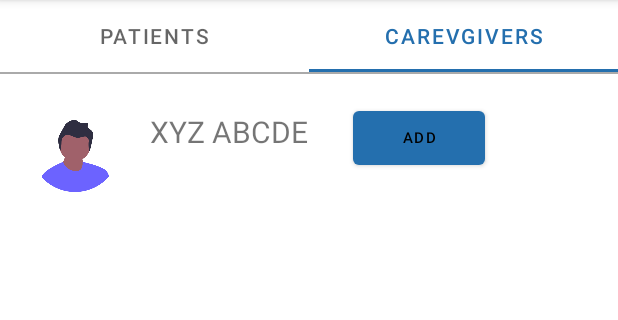
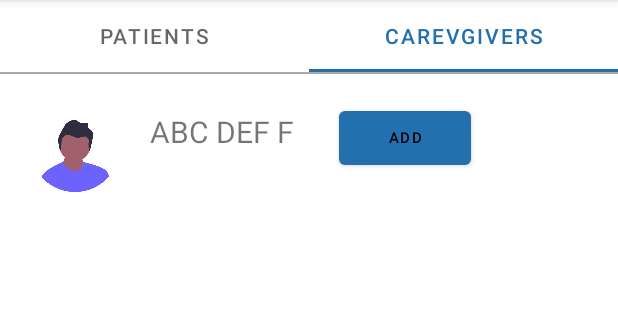
Before and after one commit to RheaAdh/Destress, an Android app: the PatientFragment screen opened directly, with no data from a screen before it, tab 2 chosen, on a phone screen of 412 x 824 dp, the part 84-404 px from its top. Run offline under Robolectric (Android 15) with nearby library versions, the phone set to English and light mode, and no system bars.

Commit message:
fragment issue

```diff
--- a/app/src/main/java/com/example/stressmanagementapp/CareGiverFragment.java
+++ b/app/src/main/java/com/example/stressmanagementapp/CareGiverFragment.java
@@ -1,19 +1,83 @@
 package com.example.stressmanagementapp;
 
+import android.content.Context;
+import android.content.Intent;
 import android.os.Bundle;
 
 import androidx.fragment.app.Fragment;
 
+import android.util.Log;
 import android.view.LayoutInflater;
 import android.view.View;
 import android.view.ViewGroup;
+import android.widget.AdapterView;
+import android.widget.ListView;
+import android.widget.TextView;
+
+import java.util.ArrayList;
 
 public class CareGiverFragment extends Fragment {
-
 
     @Override
     public View onCreateView(LayoutInflater inflater, ViewGroup container,
                              Bundle savedInstanceState) {
+
+        View root;
+        root = inflater.inflate(R.layout.fragment_care_givers, container, false);
+
+        ListView listViewCaregivers = root.findViewById(R.id.listViewCaregivers);
+
+
+        ArrayList<Person> personArrayList = new ArrayList<>();
+        personArrayList.add(new Person(R.drawable.girl,"Rhea Adhikari","200","5000","rheadhikari@gmail.com","caregiver"));
+        personArrayList.add(new Person(R.drawable.boy,"Pranshul Goyal","300","7000","pranshul@gmail.com","caregiver"));
+        personArrayList.add(new Person(R.drawable.girl,"Juhi Mehta","100","9000","juhi@gmail.com","caregiver"));
+        personArrayList.add(new Person(R.drawable.girl,"ABC","100","9000","abc@gmail.com","patient"));
+
+        ArrayList<Person> caregiversArrayList = new ArrayList<>();
+
+        for(int i=0;i<personArrayList.size();i++){
+            if(personArrayList.get(i).role == "caregiver" ) {
+                caregiversArrayList.add(personArrayList.get(i));
+//                Log.d("person i",caregiversArrayList.get(i).getName());
+            }
+        }
+
+
+        PersonAdapter personAdapter2 = new PersonAdapter(root.getContext(),R.layout.list_row_admin,caregiversArrayList);
+        listViewCaregivers.setAdapter(personAdapter2);
+
+        listViewCaregivers.setOnItemClickListener(new AdapterView.OnItemClickListener() {
+            @Override
+            public void onItemClick(AdapterView<?> adapterView, View view, int i, long l) {
+                Intent intent = new Intent(root.getContext(), Profile.class);
+                TextView tv = (TextView)view.findViewById(R.id.txtCard1);
+                String name = tv.getText().toString();
+                intent.putExtra("name",name);
+
+                TextView tv2 = (TextView)view.findViewById(R.id.txtSteps);
+                String steps = tv2.getText().toString();
+                intent.putExtra("steps",steps);
+
+                TextView tv3 = (TextView)view.findViewById(R.id.txtEmail);
+                String email = tv3.getText().toString();
+                intent.putExtra("email",email);
+
+                TextView tv4 = (TextView)view.findViewById(R.id.txtTime);
+                String time = tv4.getText().toString();
+                intent.putExtra("time",time);
+
+//                Bitmap bmp = BitmapFactory.decodeResource(getResources(), R.id.imgLeft);
+//                ByteArrayOutputStream stream = new ByteArrayOutputStream();
+//                bmp.compress(Bitmap.CompressFormat.PNG, 100, stream);
+//                byte[] byteArray = stream.toByteArray();
+//                intent.putExtra("image", byteArray);
+
+
+                startActivity(intent);
+            }
+        });
+
         // Inflate the layout for this fragment
         return inflater.inflate(R.layout.list_row_admin, container, false);
     }
--- a/app/src/main/java/com/example/stressmanagementapp/PatientFragment.java
+++ b/app/src/main/java/com/example/stressmanagementapp/PatientFragment.java
@@ -1,14 +1,19 @@
 package com.example.stressmanagementapp;
 
+import android.content.Context;
+import android.content.Intent;
 import android.os.Bundle;
 
 import androidx.annotation.Nullable;
 import androidx.fragment.app.Fragment;
 
+import android.util.Log;
 import android.view.LayoutInflater;
 import android.view.View;
 import android.view.ViewGroup;
+import android.widget.AdapterView;
 import android.widget.ListView;
+import android.widget.TextView;
 
 import java.util.ArrayList;
 
@@ -17,7 +22,56 @@ public class PatientFragment extends Fragment {
     @Override
     public View onCreateView(LayoutInflater inflater, ViewGroup container,
                              Bundle savedInstanceState) {
+        View root;
+        root = inflater.inflate(R.layout.fragment_patients, container, false);
 
+        ArrayList<Person> personArrayList = new ArrayList<>();
+        personArrayList.add(new Person(R.drawable.girl,"Rhea Adhikari","200","5000","rheadhikari@gmail.com","caregiver"));
+        personArrayList.add(new Person(R.drawable.boy,"Pranshul Goyal","300","7000","pranshul@gmail.com","caregiver"));
+        personArrayList.add(new Person(R.drawable.girl,"Juhi Mehta","100","9000","juhi@gmail.com","caregiver"));
+        personArrayList.add(new Person(R.drawable.girl,"ABC","100","9000","abc@gmail.com","patient"));
+
+        ArrayList<Person> patientArrayList = new ArrayList<>();
+
+        for(int i=0;i<personArrayList.size();i++){
+            if(personArrayList.get(i).role == "patient" ) patientArrayList.add(personArrayList.get(i));
+        }
+
+        ListView listViewPatients = root.findViewById(R.id.listViewPatients);
+
+        PersonAdapter personAdapter1 = new PersonAdapter(root.getContext(), R.layout.list_row_admin,patientArrayList);
+        listViewPatients.setAdapter(personAdapter1);
+
+        listViewPatients.setOnItemClickListener(new AdapterView.OnItemClickListener() {
+            @Override
+            public void onItemClick(AdapterView<?> adapterView, View view, int i, long l) {
+                Intent intent = new Intent(root.getContext(), Profile.class);
+                TextView tv = (TextView)view.findViewById(R.id.txtCard);
+                String name = tv.getText().toString();
+                intent.putExtra("name",name);
+
+                TextView tv2 = (TextView)view.findViewById(R.id.txtSteps);
+                String steps = tv2.getText().toString();
+                intent.putExtra("steps",steps);
+
+                TextView tv3 = (TextView)view.findViewById(R.id.txtEmail);
+                String email = tv3.getText().toString();
+                intent.putExtra("email",email);
+
+                TextView tv4 = (TextView)view.findViewById(R.id.txtTime);
+                String time = tv4.getText().toString();
+                intent.putExtra("time",time);
+
+//                Bitmap bmp = BitmapFactory.decodeResource(getResources(), R.id.imgLeft);
+//                ByteArrayOutputStream stream = new ByteArrayOutputStream();
+//                bmp.compress(Bitmap.CompressFormat.PNG, 100, stream);
+//                byte[] byteArray = stream.toByteArray();
+//                intent.putExtra("image", byteArray);
+
+
+                startActivity(intent);
+            }
+        });
         // Inflate the layout for this fragment
         return inflater.inflate(R.layout.list_row_admin, container, false);
     }
--- a/app/src/main/res/layout/list_row_admin.xml
+++ b/app/src/main/res/layout/list_row_admin.xml
@@ -10,14 +10,14 @@
         android:padding="20dp"
         >
         <ImageView
+            android:src="@drawable/boy"
             android:id="@+id/imgLeft"
-            android:src="@drawable/boy"
             android:layout_width="60dp"
             android:layout_height="60dp"
             />
         <TextView
-            android:id="@+id/txtCard"
-            android:text="XYZ ABCDE"
+            android:text="ABC DEF F"
+            android:id="@+id/txtCard1"
             android:layout_width="wrap_content"
             android:layout_height="wrap_content"
             android:layout_toRightOf="@id/imgLeft"
@@ -29,7 +29,7 @@
             android:layout_width="wrap_content"
             android:layout_height="wrap_content"
             android:text="Add"
-            android:layout_toRightOf="@id/txtCard"
+            android:layout_toRightOf="@id/txtCard1"
             android:layout_marginLeft="30dp"
             android:textSize="10dp"
             />
```
